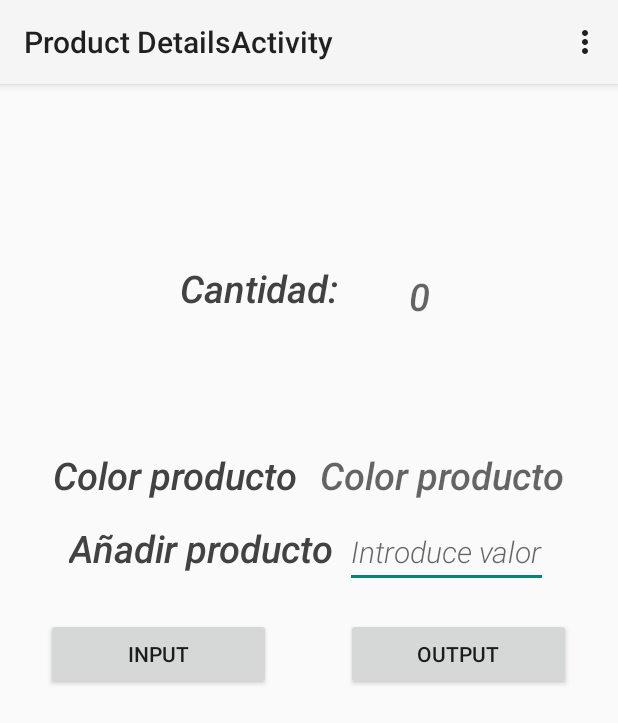
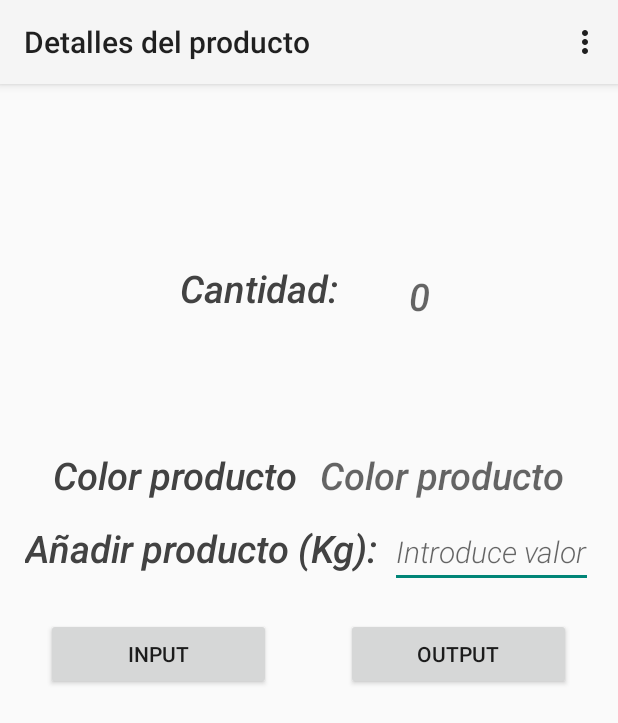
Before and after one commit to aidaav92/Trabajo_Individual_Almacen, an Android app: the ProductDetailsActivity screen opened directly, with no data from a screen before it, on a phone screen of 412 x 824 dp. Shown: the top 723 px of the screen. Run offline under Robolectric (Android 15) with nearby library versions, the phone set to English and light mode, and no system bars.

```diff
--- a/app/src/main/java/es/uniovi/imovil/user/product/ProductDetailsFragment.java
+++ b/app/src/main/java/es/uniovi/imovil/user/product/ProductDetailsFragment.java
@@ -2,6 +2,7 @@ package es.uniovi.imovil.user.product;
 
 import android.content.res.TypedArray;
 import android.os.Bundle;
+import android.support.annotation.Nullable;
 import android.support.v4.app.Fragment;
 import android.view.LayoutInflater;
 import android.view.View;
@@ -12,7 +13,6 @@ import android.widget.ImageView;
 import android.widget.TextView;
 
 import java.util.Random;
-
 
 public class ProductDetailsFragment extends Fragment implements
         View.OnClickListener {
@@ -25,15 +25,15 @@ public class ProductDetailsFragment extends Fragment implements
     private EditText editTextQuantityAdd;
     private Button btninput, btnpoutput;
     private int valora, valorb, total;
-    private String mString;
+    private String mString,t;
 
     public static ProductDetailsFragment newInstance(String name, String desc,String colour,String quantity) {
         ProductDetailsFragment fragment = new ProductDetailsFragment();
         Bundle args = new Bundle();
         args.putString(NAME_ARG,name);
         args.putString(DESCRIPTION_ARG, desc);
-        args.putString(COLOUR_ARG,colour);
-        args.putString(QUANTITY_ARG,quantity);
+        args.putString(COLOUR_ARG, colour);
+        args.putString(QUANTITY_ARG, quantity);
         fragment.setArguments(args);
         return fragment;
     }
--- a/app/src/main/res/layout/fragment_product_details.xml
+++ b/app/src/main/res/layout/fragment_product_details.xml
@@ -68,6 +68,7 @@
             android:inputType="number"
             android:hint="Introduce valor"
             android:imeOptions="actionDone" />
+
     </LinearLayout>
 
     <TextView
--- a/app/src/main/res/values/strings.xml
+++ b/app/src/main/res/values/strings.xml
@@ -47,14 +47,14 @@
     <!-- Fin strings tipos de descripciones de productos -->
 
     <!-- Strings colores de productos -->
+
     <string name="c_product_4">Marrón</string>
 
-    <!-- Fin strings tipos de descripciones de productos -->
+    <!-- Fin strings tipos de colores de productos -->
 
 
     <string name="default_product_format">Producto %d</string>
     <string name="default_type_format">Tipo %d</string>
-    <string name="title_activity_product_details" translatable="false">Product DetailsActivity</string>
     <string name="hello_world">Hola mundo!</string>
     <string name="action_settings">Configuración</string>
     <string name="action_about">Acerca de...</string>
@@ -63,7 +63,7 @@
     <string name="action_quit">Salir</string>
 
     <!--Srings fragment product details -->
-    <string name="valor_add">Añadir producto</string>
+    <string name="valor_add">Añadir producto (Kg):</string>
     <string name="quantity"> Cantidad:</string>
     <string name="color">Color producto</string>
     <string name="d_product_3">La naranja es una fruta cítrica comestible obtenida del naranjo dulce (Citrus × sinensis), del naranjo amargo (Citrus × aurantium) y de naranjos de otras especies o híbridos, antiguos híbridos asiáticos originarios de India, Vietnam o el sureste de China.1 Es un hesperidio carnoso de cáscara más o menos gruesa y endurecida, y su pulpa está formada típicamente por once gajos u hollejos llenos de jugo, el cual contiene mucha vitamina C, flavonoides y aceites esenciales.  Es más pequeña y dulce que el pomelo o toronja y más grande, aunque menos perfumada, que la mandarina. Existen numerosas variedades de naranjas, siendo la mayoría híbridos producidos a partir de las especies Citrus maxima, Citrus reticulata (mandarina) y Citrus medica (cidro).</string>
@@ -74,6 +74,7 @@
     <string name="c_product_2">Amarillo</string>
     <string name="c_product_3">Verde</string>
     <string name="c_product_5">Rojo</string>
+    <string name="title_activity_product_details">Detalles del producto</string>
 
 
 </resources>
```
Also changed, not shown: app/src/main/java/es/uniovi/imovil/user/product/ProductDetailsActivity.java (+16 -1 lines), app/src/main/java/es/uniovi/imovil/user/product/ProductListFragment.java (+6 -4 lines), 14 other files.
